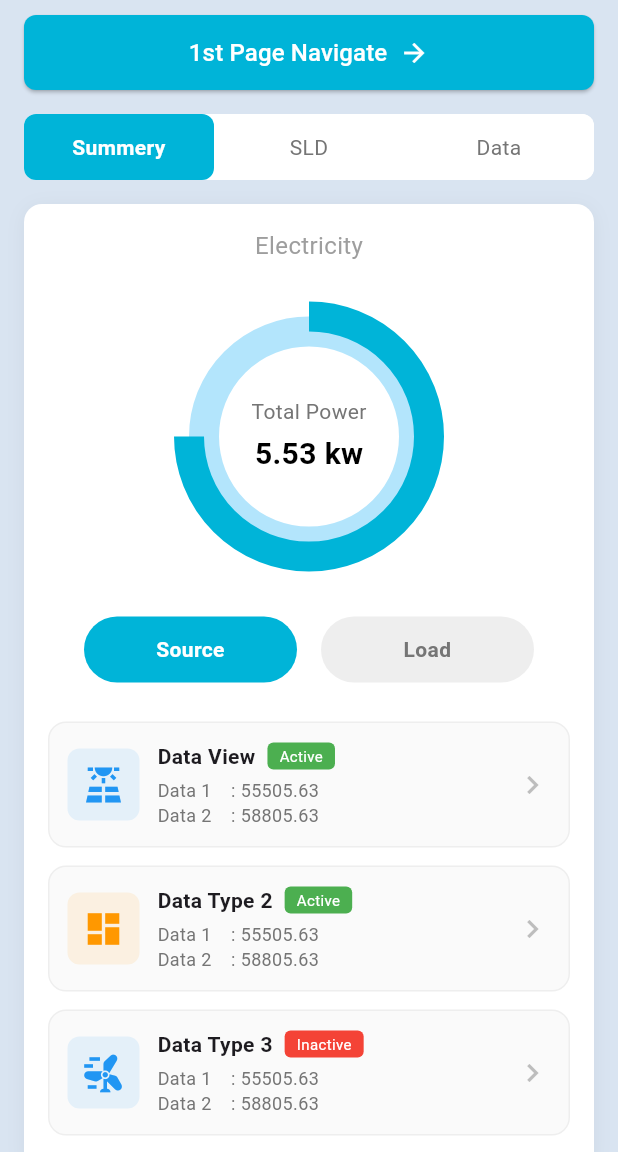
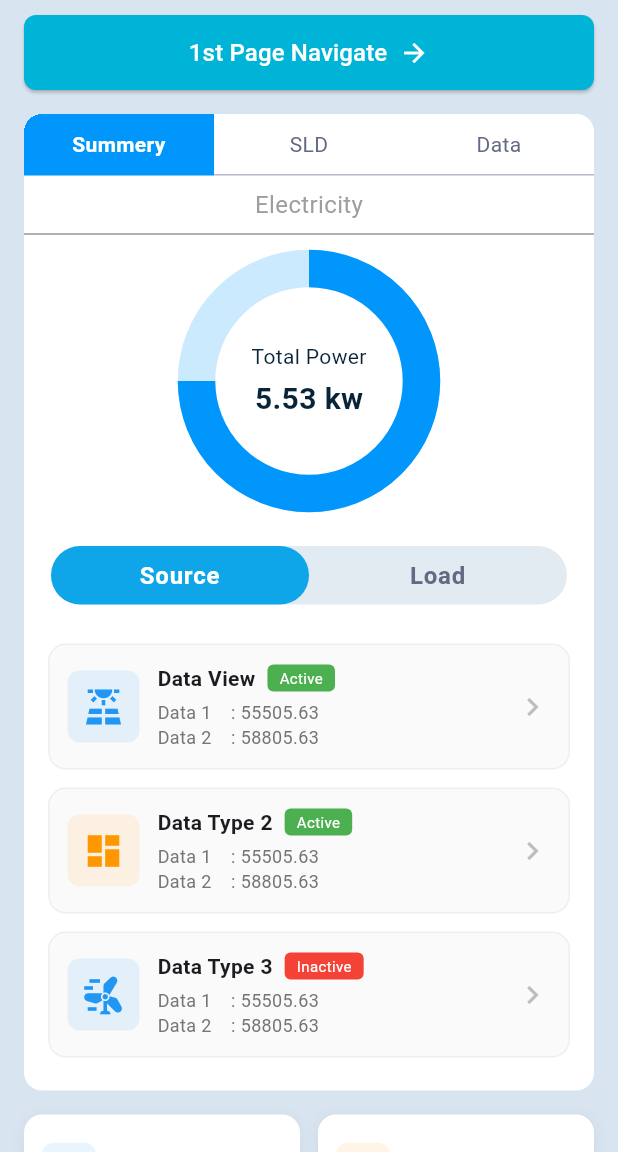
Before and after one commit to LokmanHossen/practical-Flutter-development-task, a Flutter app: the DashboardTwoScreen screen opened directly, on a phone screen of 412 x 824 dp, the part 84-1236 px from its top. Run offline on Flutter 3.47's test engine with Material 3 defaults, Android fonts, the phone set to English and light mode, and no system bars; our stand-ins replace get, google_fonts, modal_bottom_sheet.

Commit message:
Dashboard two

```diff
--- a/lib/feature/dashboard_view/dashboard_two_view/controller/dashboard_two_controller.dart
+++ b/lib/feature/dashboard_view/dashboard_two_view/controller/dashboard_two_controller.dart
@@ -76,13 +76,4 @@ class SecondPageController extends GetxController {
   void toggleSource(String source) {
     selectedSource.value = source;
   }
-
-  void navigateToFirstPage() {
-    Get.snackbar(
-      'Navigation',
-      'Navigating to 1st Page',
-      snackPosition: SnackPosition.BOTTOM,
-      duration: const Duration(seconds: 2),
-    );
-  }
 }
--- a/lib/feature/dashboard_view/dashboard_two_view/screen/dashboard_two_screen.dart
+++ b/lib/feature/dashboard_view/dashboard_two_view/screen/dashboard_two_screen.dart
@@ -75,15 +75,18 @@ class DashboardTwoScreen extends StatelessWidget {
             ),
             const SizedBox(height: 16),
 
-            // Tab Bar
+            // Content Card
             Padding(
               padding: const EdgeInsets.symmetric(horizontal: 16),
               child: Container(
+                clipBehavior: Clip.hardEdge,
                 decoration: BoxDecoration(
                   color: Colors.white,
-                  borderRadius: BorderRadius.circular(8),
+                  borderRadius: BorderRadius.circular(12),
                 ),
-                child: Obx(
+                child: Column(
+                  children: [
+                    Obx(
                       () => Row(
                         children: [
                           _buildTab('Summery', 0, controller),
@@ -92,67 +95,47 @@ class DashboardTwoScreen extends StatelessWidget {
                         ],
                       ),
                     ),
-              ),
-            ),
-            const SizedBox(height: 16),
+                    const SizedBox(height: 8),
 
-            // Content Card
-            Padding(
-              padding: const EdgeInsets.symmetric(horizontal: 16),
-              child: Container(
-                decoration: BoxDecoration(
-                  color: Colors.white,
-                  borderRadius: BorderRadius.circular(12),
-                  boxShadow: [
-                    BoxShadow(
-                      color: Colors.black.withOpacity(0.05),
-                      blurRadius: 10,
-                      offset: const Offset(0, 2),
-                    ),
-                  ],
-                ),
-                child: Column(
-                  children: [
-                    const Padding(
-                      padding: EdgeInsets.all(16),
-                      child: Text(
+                    Text(
                       'Electricity',
                       style: TextStyle(color: Colors.grey, fontSize: 16),
                     ),
-                    ),
+                    Divider(color: Color(0xFF979797)),
 
                     // Power Chart
                     const PowerChart(),
+
                     const SizedBox(height: 20),
 
                     // Source/Load Toggle
                     Padding(
-                      padding: const EdgeInsets.symmetric(horizontal: 40),
+                      padding: const EdgeInsets.symmetric(horizontal: 18),
                       child: Obx(
-                        () => Row(
+                        () => Container(
+                          decoration: BoxDecoration(
+                            color: Color(0xFF6C99B8).withValues(alpha: 0.2),
+                            borderRadius: BorderRadius.circular(30),
+                          ),
+                          child: Row(
                             children: [
-                            Expanded(
-                              child: _buildSourceButton(
+                              _buildSourceButton(
                                 'Source',
                                 controller.selectedSource.value == 'Source',
                                 () => controller.toggleSource('Source'),
                               ),
-                            ),
-                            const SizedBox(width: 16),
-                            Expanded(
-                              child: _buildSourceButton(
+                              _buildSourceButton(
                                 'Load',
                                 controller.selectedSource.value == 'Load',
                                 () => controller.toggleSource('Load'),
-                              ),
                               ),
                             ],
                           ),
                         ),
                       ),
+                    ),
+
                     const SizedBox(height: 20),
-
-                    // Data Type Cards
                     Obx(
                       () => Column(
                         children: controller.energyDataList
@@ -167,7 +150,6 @@ class DashboardTwoScreen extends StatelessWidget {
             ),
             const SizedBox(height: 16),
 
-            // Action Buttons Grid
             Padding(
               padding: const EdgeInsets.symmetric(horizontal: 16),
               child: Obx(
@@ -200,16 +182,20 @@ class DashboardTwoScreen extends StatelessWidget {
       child: GestureDetector(
         onTap: () => controller.changeTab(index),
         child: Container(
-          padding: const EdgeInsets.symmetric(vertical: 12),
+          padding: const EdgeInsets.symmetric(vertical: 10),
           decoration: BoxDecoration(
-            color: isSelected ? const Color(0xFF00B4D8) : Colors.white,
-            borderRadius: BorderRadius.circular(8),
+            color: isSelected ? const Color(0xFF0096FC) : Colors.white,
+            border: Border(
+              bottom: BorderSide(
+                color: isSelected ? Colors.transparent : Color(0xFFB6B8D0),
+              ),
+            ),
           ),
           child: Text(
             title,
             textAlign: TextAlign.center,
             style: TextStyle(
-              color: isSelected ? Colors.white : Colors.grey[600],
+              color: isSelected ? Colors.white : Color(0xFF646984),
               fontSize: 14,
               fontWeight: isSelected ? FontWeight.w600 : FontWeight.normal,
             ),
@@ -220,21 +206,24 @@ class DashboardTwoScreen extends StatelessWidget {
   }
 
   Widget _buildSourceButton(String title, bool isSelected, VoidCallback onTap) {
-    return GestureDetector(
+    return Expanded(
+      child: GestureDetector(
         onTap: onTap,
         child: Container(
-        padding: const EdgeInsets.symmetric(vertical: 12),
+          padding: const EdgeInsets.symmetric(vertical: 8.0),
           decoration: BoxDecoration(
-          color: isSelected ? const Color(0xFF00B4D8) : Colors.grey[200],
-          borderRadius: BorderRadius.circular(25),
+            color: isSelected ? const Color(0xFF0EA5E9) : Colors.transparent,
+            borderRadius: BorderRadius.circular(30),
           ),
           child: Text(
             title,
             textAlign: TextAlign.center,
             style: TextStyle(
-            color: isSelected ? Colors.white : Colors.grey[600],
-            fontSize: 14,
+              color: isSelected ? Colors.white : Color(0xFF646984),
+              fontSize: 16,
               fontWeight: FontWeight.w600,
+              letterSpacing: 0.5,
+            ),
           ),
         ),
       ),
@@ -244,34 +233,36 @@ class DashboardTwoScreen extends StatelessWidget {
 
 // ==================== widgets/power_chart.dart ====================
 class PowerChart extends StatelessWidget {
-  const PowerChart({Key? key}) : super(key: key);
+  const PowerChart({super.key});
 
   @override
   Widget build(BuildContext context) {
     return SizedBox(
-      height: 200,
+      height: 180,
       child: Stack(
         alignment: Alignment.center,
         children: [
-          // Background circle (light blue)
           Container(
-            width: 160,
-            height: 160,
+            width: 175,
+            height: 175,
             decoration: BoxDecoration(
               shape: BoxShape.circle,
-              border: Border.all(color: const Color(0xFFB3E5FC), width: 20),
+              border: Border.all(
+                color: Color(0xFF0096FC).withValues(alpha: 0.2),
+                width: 25,
               ),
             ),
-          // Foreground arc (dark blue)
+          ),
+
           SizedBox(
-            width: 160,
-            height: 160,
+            width: 150,
+            height: 150,
             child: CircularProgressIndicator(
               value: 0.75,
-              strokeWidth: 20,
+              strokeWidth: 25,
               backgroundColor: Colors.transparent,
               valueColor: const AlwaysStoppedAnimation<Color>(
-                Color(0xFF00B4D8),
+                Color(0xFF0096FC),
               ),
             ),
           ),
@@ -281,15 +272,18 @@ class PowerChart extends StatelessWidget {
             children: [
               Text(
                 'Total Power',
-                style: TextStyle(color: Colors.grey[600], fontSize: 14),
+                style: TextStyle(
+                  color: AppColors.textPrimaryColor,
+                  fontSize: 14,
+                ),
               ),
               const SizedBox(height: 4),
               const Text(
                 '5.53 kw',
                 style: TextStyle(
-                  color: Colors.black,
+                  color: AppColors.textPrimaryColor,
                   fontSize: 20,
-                  fontWeight: FontWeight.bold,
+                  fontWeight: FontWeight.w600,
                 ),
               ),
             ],
@@ -300,13 +294,11 @@ class PowerChart extends StatelessWidget {
   }
 }
 
-// ==================== widgets/data_type_card.dart ====================
-
 // ==================== widgets/action_button.dart ====================
 class ActionButton extends StatelessWidget {
   final ActionItem item;
 
-  const ActionButton({Key? key, required this.item}) : super(key: key);
+  const ActionButton({super.key, required this.item});
 
   @override
   Widget build(BuildContext context) {
```
Lines whose indentation alone changed are shown as unchanged.
